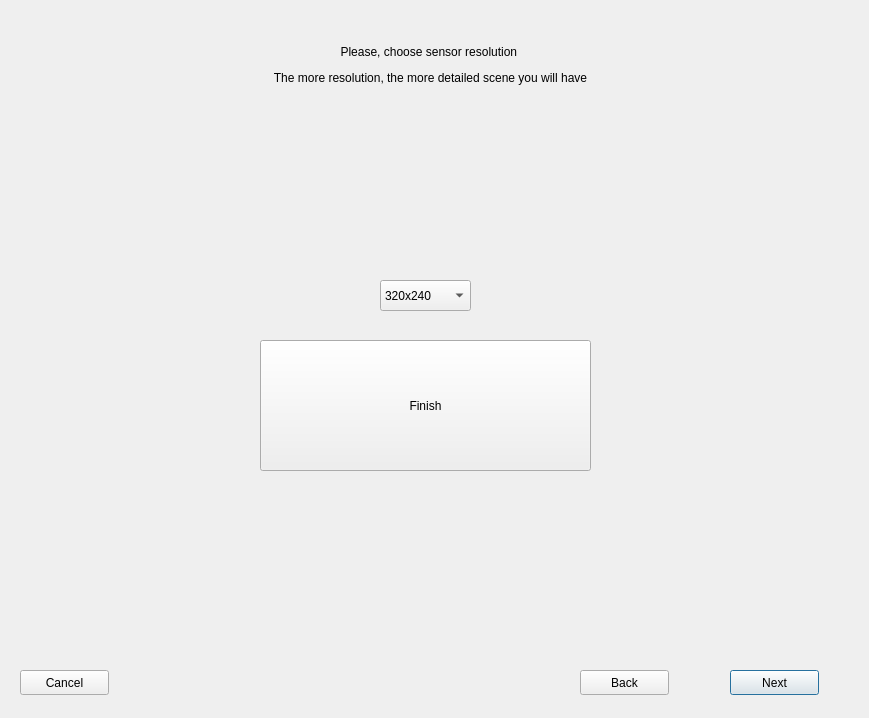
azar923/sandboxQt, file sensorsettings.ui: the form before one commit.
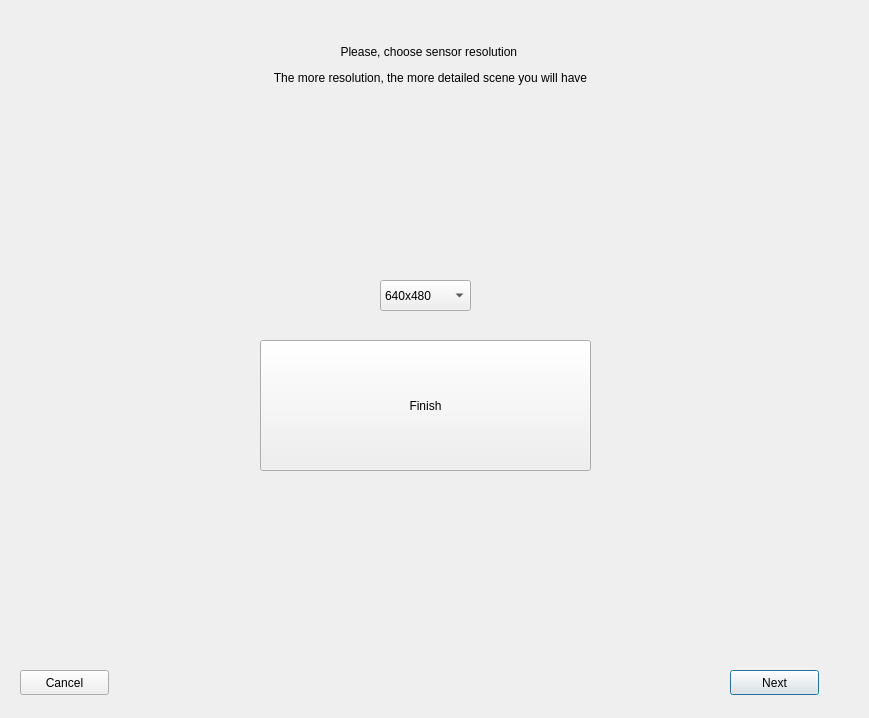
The form after the commit.

Patch:
```diff
--- a/sensorsettings.ui
+++ b/sensorsettings.ui
@@ -66,7 +66,7 @@
    </property>
    <item>
     <property name="text">
-     <string>320x240</string>
+     <string>640x480</string>
     </property>
    </item>
    <item>
@@ -88,19 +88,6 @@
     <string>Finish</string>
    </property>
   </widget>
-  <widget class="QPushButton" name="back">
-   <property name="geometry">
-    <rect>
-     <x>580</x>
-     <y>670</y>
-     <width>89</width>
-     <height>25</height>
-    </rect>
-   </property>
-   <property name="text">
-    <string>Back</string>
-   </property>
-  </widget>
  </widget>
  <resources/>
  <connections/>
```
Left out of the diff: 2 changed lines with no effect on the pictures.
